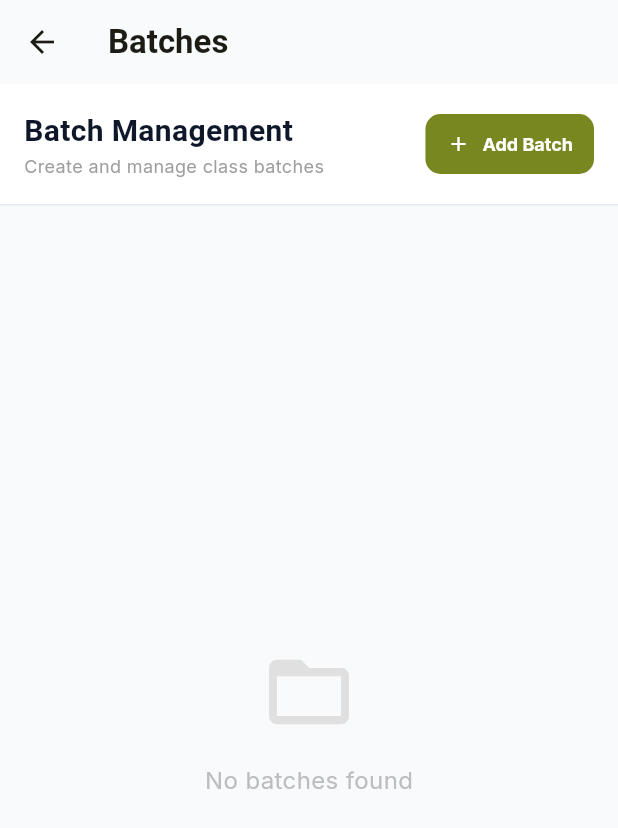
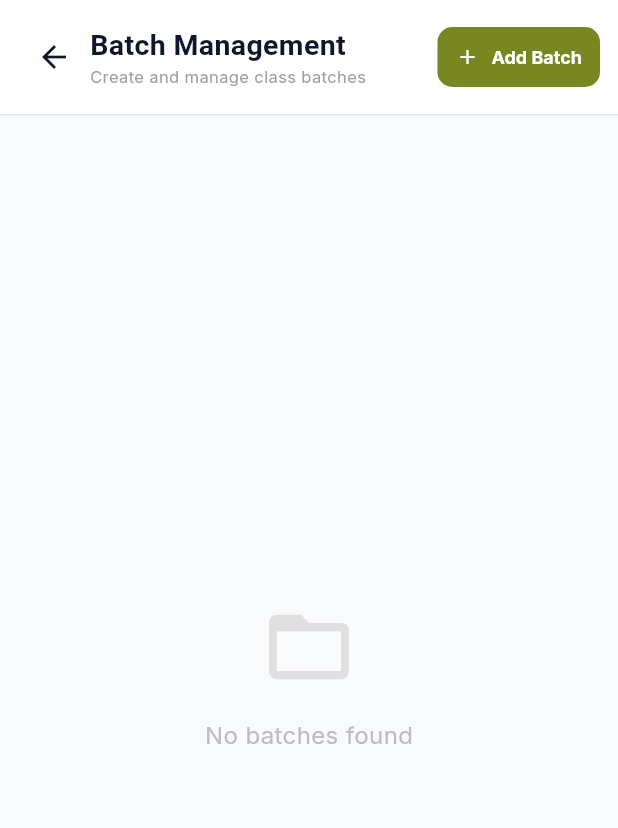
Before and after one commit to misbahudeen2-blip/Thartheeb-Madrasa-Management-App, a Flutter app: the OverviewTab screen opened directly with empty values, after a tap on "Batches", on a phone screen of 412 x 824 dp. Shown: the top 828 px of the screen. Run offline on Flutter 3.47's test engine with Material 3 defaults, Android fonts, the phone set to English and light mode, and no system bars; our stand-ins replace fl_chart, flutter_local_notifications, google_fonts, permission_handler, shared_preferences; accounts and stored records are empty; Roboto replaces fonts that are missing (Cairo).

Commit message:
Fix Batches tab double Scaffold wrapping and add back navigation arrow

```diff
--- a/tartheeb_mobile_app/lib/screens/tabs/batches_tab.dart
+++ b/tartheeb_mobile_app/lib/screens/tabs/batches_tab.dart
@@ -362,18 +362,25 @@ class _BatchesTabState extends State<BatchesTab> {
           children: [
             // Header matching Web screenshot
             Container(
-              padding: const EdgeInsets.all(16),
+              padding: const EdgeInsets.symmetric(horizontal: 12, vertical: 14),
               color: Colors.white,
               child: Row(
-                mainAxisAlignment: MainAxisAlignment.spaceBetween,
                 children: [
-                  Column(
+                  if (Navigator.canPop(context))
+                    IconButton(
+                      icon: const Icon(Icons.arrow_back, color: AppTheme.slate900),
+                      onPressed: () => Navigator.pop(context),
+                      padding: EdgeInsets.zero,
+                      constraints: const BoxConstraints(minWidth: 36, minHeight: 36),
+                    ),
+                  Expanded(
+                    child: Column(
                       crossAxisAlignment: CrossAxisAlignment.start,
                       children: [
                         Text(
                           'Batch Management',
                           style: GoogleFonts.cairo(
-                          fontSize: 20,
+                            fontSize: 19,
                             fontWeight: FontWeight.bold,
                             color: AppTheme.slate900,
                           ),
@@ -381,11 +388,12 @@ class _BatchesTabState extends State<BatchesTab> {
                         Text(
                           'Create and manage class batches',
                           style: GoogleFonts.inter(
-                          fontSize: 12,
+                            fontSize: 11,
                             color: Colors.grey.shade500,
                           ),
                         ),
                       ],
+                    ),
                   ),
                   ElevatedButton.icon(
                     onPressed: () => _showAddEditBatchDialog(),
@@ -397,7 +405,7 @@ class _BatchesTabState extends State<BatchesTab> {
                     style: ElevatedButton.styleFrom(
                       backgroundColor: const Color(0xFF798720),
                       elevation: 0,
-                      padding: const EdgeInsets.symmetric(horizontal: 14, vertical: 8),
+                      padding: const EdgeInsets.symmetric(horizontal: 12, vertical: 8),
                       shape: RoundedRectangleBorder(borderRadius: BorderRadius.circular(10)),
                     ),
                   ),
--- a/tartheeb_mobile_app/lib/screens/tabs/more_tab.dart
+++ b/tartheeb_mobile_app/lib/screens/tabs/more_tab.dart
@@ -151,15 +151,7 @@ class MoreTab extends StatelessWidget {
                   () => Navigator.push(
                     context,
                     MaterialPageRoute(
-                      builder: (_) => Scaffold(
-                        appBar: AppBar(
-                          title: Text('Batches', style: GoogleFonts.cairo(fontWeight: FontWeight.bold)),
-                          backgroundColor: Colors.white,
-                          surfaceTintColor: Colors.transparent,
-                          foregroundColor: AppTheme.slate900,
-                        ),
-                        body: BatchesTab(tenantId: tenantId),
-                      ),
+                      builder: (_) => BatchesTab(tenantId: tenantId),
                     ),
                   ),
                 ),
--- a/tartheeb_mobile_app/lib/screens/tabs/overview_tab.dart
+++ b/tartheeb_mobile_app/lib/screens/tabs/overview_tab.dart
@@ -325,10 +325,7 @@ class _OverviewTabState extends State<OverviewTab> {
                   () => Navigator.push(
                     context,
                     MaterialPageRoute(
-                      builder: (_) => Scaffold(
-                        appBar: AppBar(title: Text('Batches', style: GoogleFonts.cairo(fontWeight: FontWeight.bold))),
-                        body: BatchesTab(tenantId: widget.tenantId),
-                      ),
+                      builder: (_) => BatchesTab(tenantId: widget.tenantId),
                     ),
                   ),
                 ),
```
Lines whose indentation alone changed are shown as unchanged.
